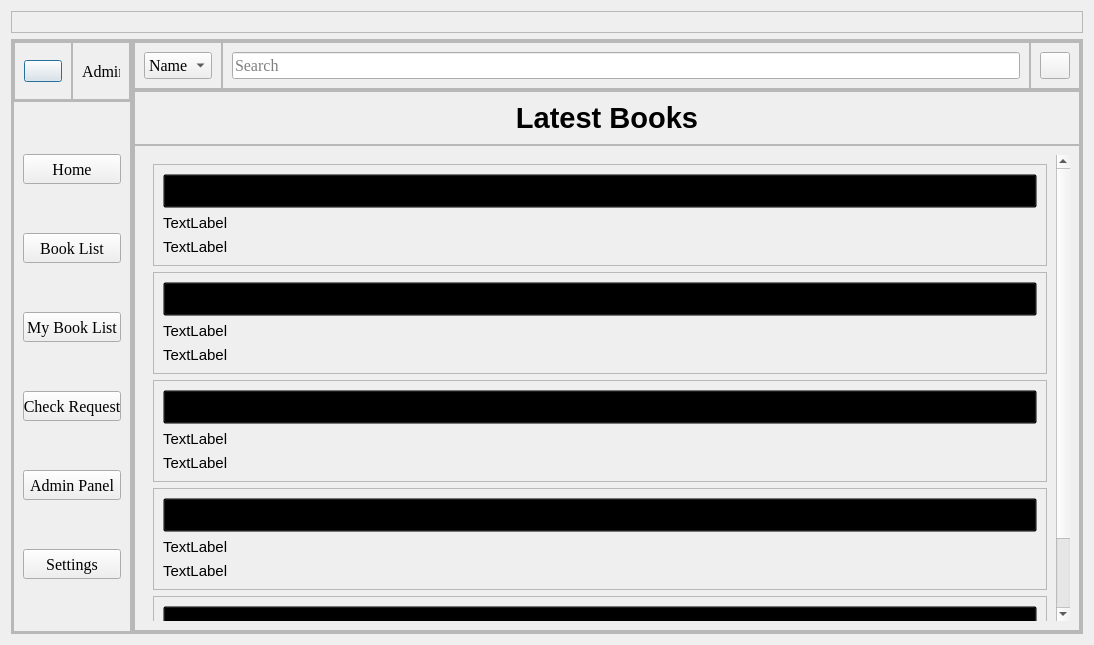
Above: homepage.ui from aavashlamichhane/LibMan before the change. Below: the same form after it.
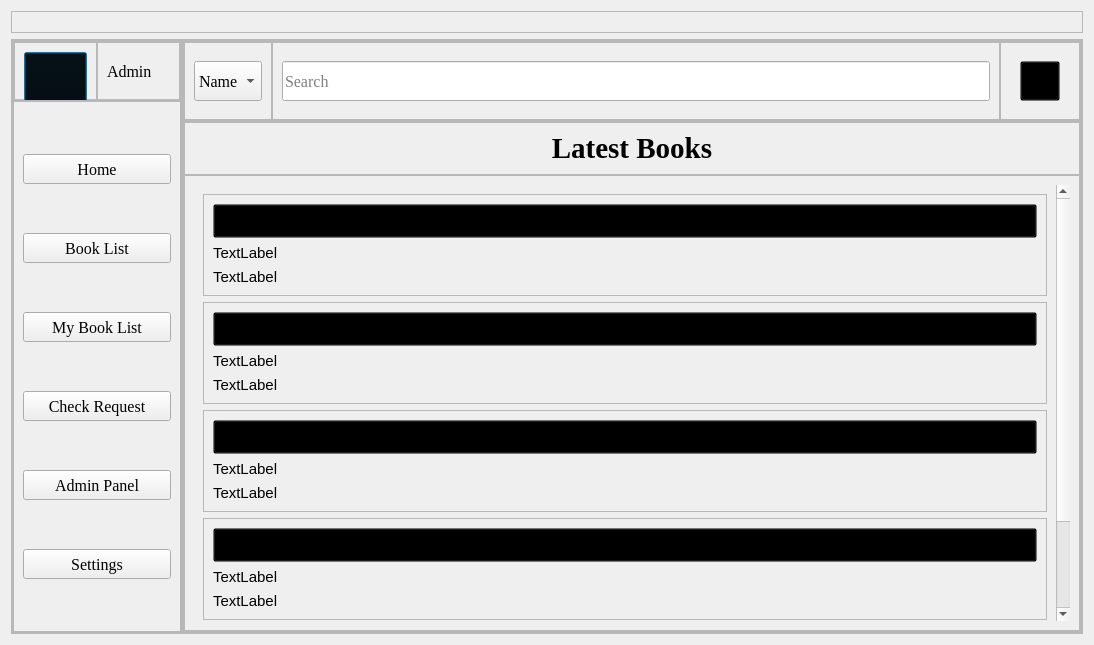
That is the form after the change. Icons and pictures are not drawn.

What changed in the file:
```diff
--- a/homepage.ui
+++ b/homepage.ui
@@ -99,9 +99,15 @@
       </property>
       <item>
        <widget class="QFrame" name="frame_control">
+        <property name="minimumSize">
+         <size>
+          <width>170</width>
+          <height>0</height>
+         </size>
+        </property>
         <property name="maximumSize">
          <size>
-          <width>120</width>
+          <width>170</width>
           <height>16777215</height>
          </size>
         </property>
@@ -168,6 +174,15 @@
               <layout class="QGridLayout" name="gridLayout_2">
                <item row="0" column="0">
                 <widget class="QPushButton" name="pushButton_user">
+                 <property name="minimumSize">
+                  <size>
+                   <width>0</width>
+                   <height>50</height>
+                  </size>
+                 </property>
+                 <property name="styleSheet">
+                  <string notr="true">background:transparent;</string>
+                 </property>
                  <property name="text">
                   <string/>
                  </property>
@@ -393,10 +408,16 @@
          </property>
          <item>
           <widget class="QFrame" name="frame_search">
+           <property name="minimumSize">
+            <size>
+             <width>0</width>
+             <height>80</height>
+            </size>
+           </property>
            <property name="maximumSize">
             <size>
              <width>16777215</width>
-             <height>100</height>
+             <height>150</height>
             </size>
            </property>
            <property name="frameShape">
@@ -423,6 +444,12 @@
             </property>
             <item>
              <widget class="QFrame" name="frame_searchtype">
+              <property name="minimumSize">
+               <size>
+                <width>80</width>
+                <height>0</height>
+               </size>
+              </property>
               <property name="maximumSize">
                <size>
                 <width>200</width>
@@ -441,7 +468,7 @@
                  <property name="maximumSize">
                   <size>
                    <width>16777215</width>
-                   <height>30</height>
+                   <height>40</height>
                   </size>
                  </property>
                  <property name="font">
@@ -498,6 +525,12 @@
             </item>
             <item>
              <widget class="QFrame" name="frame_searchbutton">
+              <property name="minimumSize">
+               <size>
+                <width>80</width>
+                <height>0</height>
+               </size>
+              </property>
               <property name="maximumSize">
                <size>
                 <width>60</width>
@@ -515,13 +548,16 @@
                 <widget class="QPushButton" name="pushButton_search">
                  <property name="maximumSize">
                   <size>
-                   <width>30</width>
-                   <height>30</height>
+                   <width>40</width>
+                   <height>40</height>
                   </size>
                  </property>
                  <property name="acceptDrops">
                   <bool>false</bool>
                  </property>
+                 <property name="styleSheet">
+                  <string notr="true">background:transparent;</string>
+                 </property>
                  <property name="text">
                   <string/>
                  </property>
@@ -529,6 +565,12 @@
                   <iconset resource="Resource.qrc">
                    <normaloff>:/rec/drive-download-20221026T014232Z-001/search.png</normaloff>:/rec/drive-download-20221026T014232Z-001/search.png</iconset>
                  </property>
+                 <property name="iconSize">
+                  <size>
+                   <width>40</width>
+                   <height>40</height>
+                  </size>
+                 </property>
                 </widget>
                </item>
               </layout>
@@ -578,6 +620,12 @@
               <layout class="QVBoxLayout" name="verticalLayout_5">
                <item>
                 <widget class="QLabel" name="label_2">
+                 <property name="font">
+                  <font>
+                   <family>Times New Roman</family>
+                   <pointsize>22</pointsize>
+                  </font>
+                 </property>
                  <property name="text">
                   <string>&lt;html&gt;&lt;head/&gt;&lt;body&gt;&lt;p align=&quot;center&quot;&gt;&lt;span style=&quot; font-size:22pt; font-weight:700;&quot;&gt;Latest Books&lt;/span&gt;&lt;/p&gt;&lt;/body&gt;&lt;/html&gt;</string>
                  </property>
@@ -608,8 +656,8 @@
                    <rect>
                     <x>0</x>
                     <y>0</y>
-                    <width>946</width>
-                    <height>505</height>
+                    <width>892</width>
+                    <height>467</height>
                    </rect>
                   </property>
                   <layout class="QVBoxLayout" name="verticalLayout_6">
```
